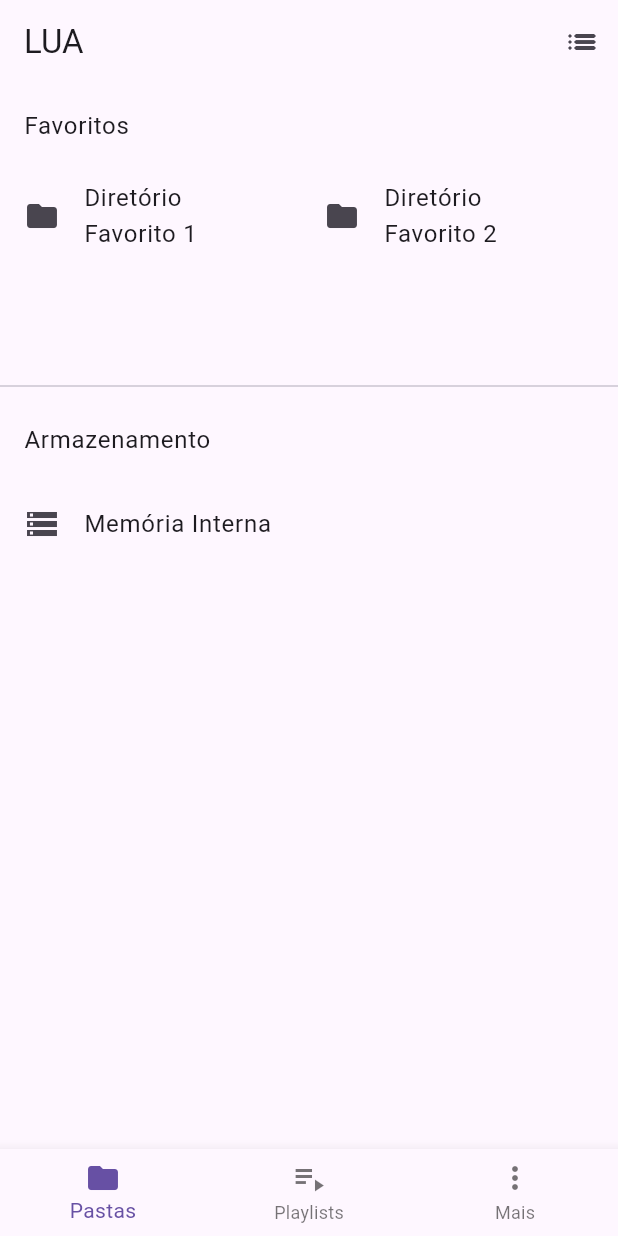
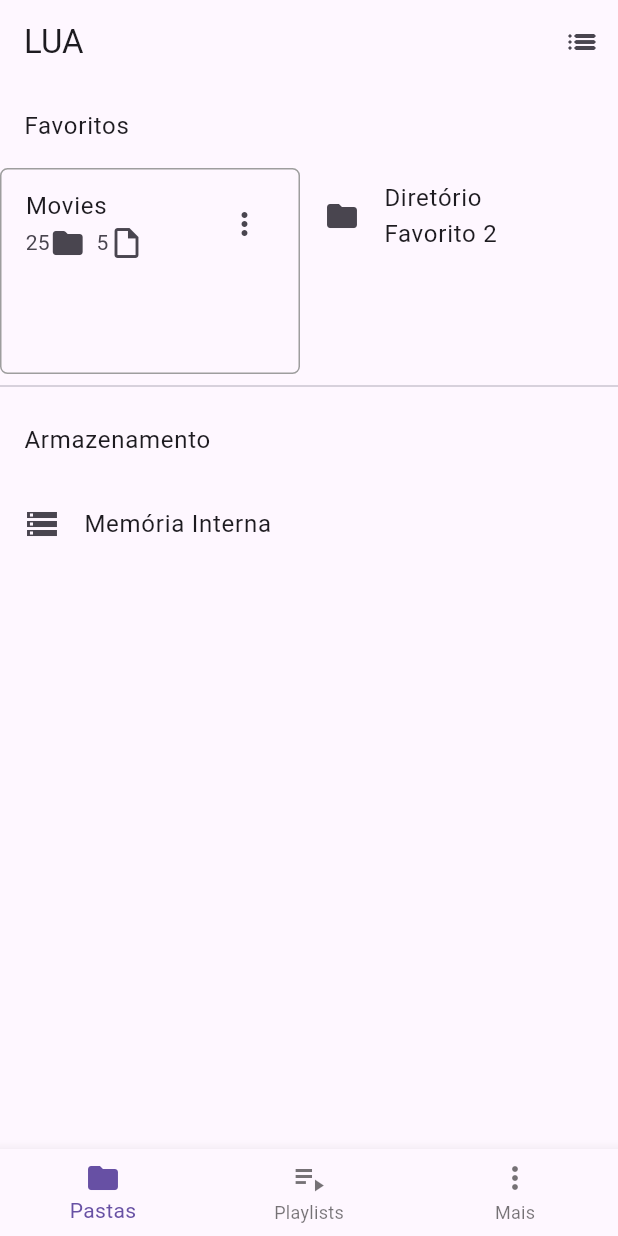
Before and after one commit to UildsonSantos/Lua, a Flutter app: the screen it shows after launch, on a phone screen of 412 x 824 dp. Run offline on Flutter 3.47's test engine with Material 3 defaults, Android fonts, the phone set to English and light mode, and no system bars; our stand-ins replace dartz, equatable, flutter_bloc, get_it, just_audio, permission_handler and 1 more; missing offline and left inert: flutter_media_metadata; accounts and stored records are empty.

Commit message:
Layout refactoring to support vertical and horizontal views

```diff
--- a/lib/presentation/pages/home_page.dart
+++ b/lib/presentation/pages/home_page.dart
@@ -52,12 +52,30 @@ class HomePageState extends State<HomePage> {
                 scrollDirection:
                     _isVerticalView ? Axis.horizontal : Axis.vertical,
                 children: [
-                  SizedBox(
+                  Container(
+                    decoration: BoxDecoration(
+                      borderRadius: const BorderRadius.all(Radius.circular(5)),
+                      border: _isVerticalView ? Border.all(color: Colors.grey) : null,
+                    ),
                     width: 200.0,
-                    child: ListTile(
-                      leading: const Icon(Icons.folder),
-                      title: const Text('Diretório Favorito 1'),
-                      onTap: () {},
+                    child: Column(
+                      verticalDirection: VerticalDirection.down,
+                      children: [
+                        ListTile(
+                          title: const Text('Movies'),
+                          subtitle: const Row(
+                            children: [
+                              Text('25'),
+                              Icon(Icons.folder_rounded),
+                              SizedBox(width: 7),
+                              Text('5'),
+                              Icon(Icons.insert_drive_file_outlined),
+                            ],
+                          ),
+                          trailing: const Icon(Icons.more_vert),
+                          onTap: () {},
+                        ),
+                      ],
                     ),
                   ),
                   SizedBox(
```
